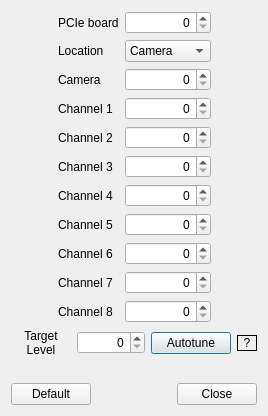
First picture: the form in escam/dialogdac.ui, repository Entwicklungsburo-Stresing/EBST_CAM, before the edit.
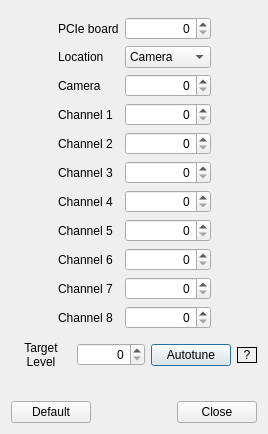
Second picture: the form after the edit.

Commit message: Fix tab order

Diff of the .ui file:
```diff
--- a/escam/dialogdac.ui
+++ b/escam/dialogdac.ui
@@ -7,7 +7,7 @@
     <x>0</x>
     <y>0</y>
     <width>268</width>
-    <height>412</height>
+    <height>434</height>
    </rect>
   </property>
   <property name="windowTitle">
```
Left out of the diff: 13 changed lines with no effect on the pictures. The commit also changes 6 other files.
